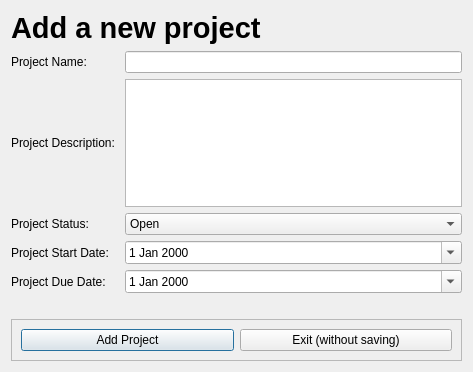
This is ui/addProjectDialog.ui in yasar12123/Soft27101-PMS as Qt 5 draws it before an edit. The edited form follows.
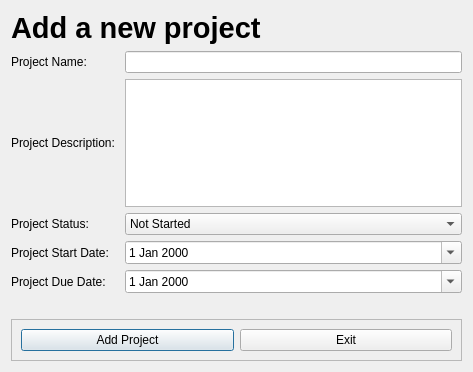
This is the edited form.

What changed in the file:
```diff
--- a/ui/addProjectDialog.ui
+++ b/ui/addProjectDialog.ui
@@ -43,7 +43,7 @@
        </property>
        <item>
         <property name="text">
-         <string>Open</string>
+         <string>Not Started</string>
         </property>
        </item>
        <item>
@@ -131,7 +131,7 @@
         <item>
          <widget class="QPushButton" name="exitProjectButton">
           <property name="text">
-           <string>Exit (without saving)</string>
+           <string>Exit</string>
           </property>
          </widget>
         </item>
```
Left out of the diff: 2 changed lines with no effect on the pictures.
